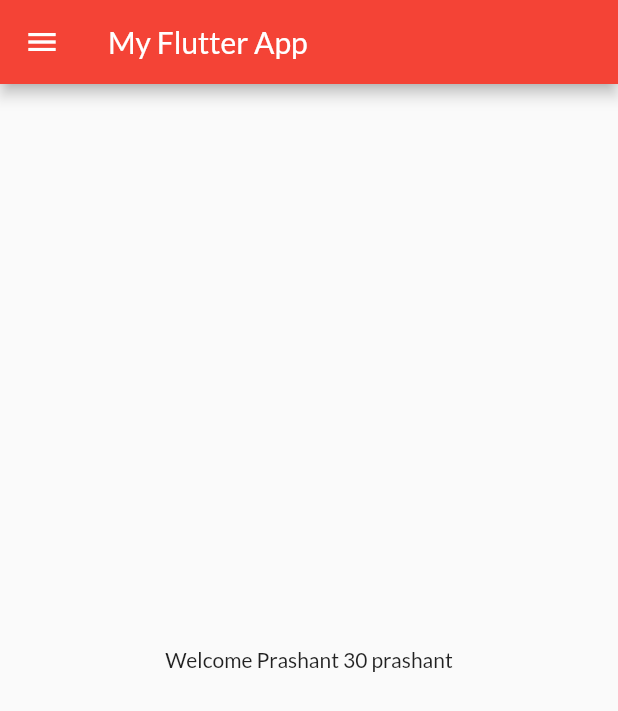
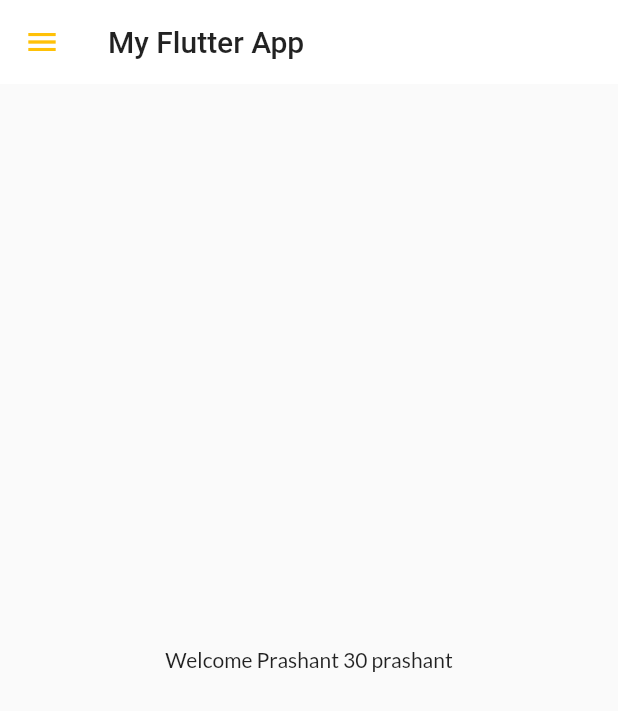
Before and after one commit to prashantlaldas/300DaysOfFlutter, a Flutter app: the screen it shows after launch, on a phone screen of 412 x 824 dp. Shown: the top 711 px of the screen. Run offline on Flutter 3.47's test engine with Material 2 defaults, Android fonts, the phone set to English and light mode, and no system bars; our stand-ins replace google_fonts.

Commit message:
8th theme extracted

```diff
--- a/lib/main.dart
+++ b/lib/main.dart
@@ -1,7 +1,8 @@
 import 'package:career_start/pages/login_page.dart';
 import 'package:career_start/utils/routes.dart';
+import 'package:career_start/widgets/themes.dart';
 import 'package:flutter/material.dart';
-import 'package:google_fonts/google_fonts.dart';
+
 
 import 'pages/home_page.dart';
 
@@ -16,13 +17,9 @@ class MyApp extends StatelessWidget {
     return MaterialApp(
 
       themeMode: ThemeMode.light,
-      theme: ThemeData(primarySwatch: Colors.red,
-          fontFamily: GoogleFonts.lato().fontFamily,
-      ),
+      theme: MyTheme.lightTheme(context),
+      darkTheme: MyTheme.darkTheme(context),
       debugShowCheckedModeBanner: false,
-      darkTheme: ThemeData(
-        brightness: Brightness.dark
-      ),
       initialRoute: MyRoutes.homeRoutes,
       routes: {
         "/" : (context) => LoginPage(),
--- /dev/null
+++ b/lib/widgets/themes.dart
@@ -0,0 +1,17 @@
+import 'package:flutter/material.dart';
+import 'package:google_fonts/google_fonts.dart';
+
+class MyTheme{
+  static ThemeData lightTheme(BuildContext context) => ThemeData(primarySwatch: Colors.red,
+      fontFamily: GoogleFonts.lato().fontFamily,
+      appBarTheme: AppBarTheme(
+        color: Colors.white,
+        elevation: 0.0,
+        iconTheme: IconThemeData(color: Colors.amber),
+        textTheme: Theme.of(context).textTheme,
+      )
+  );
+  static ThemeData darkTheme(BuildContext context) => ThemeData(
+    brightness: Brightness.dark,
+  );
+}
```
